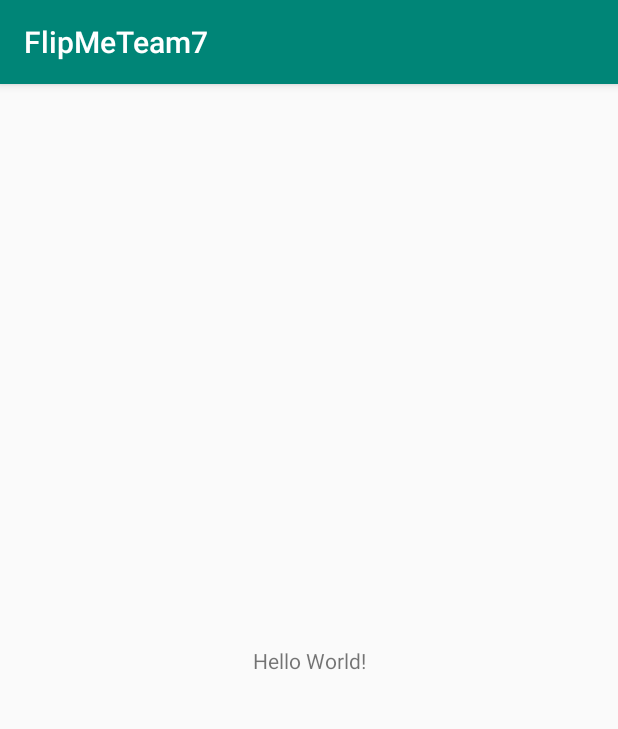
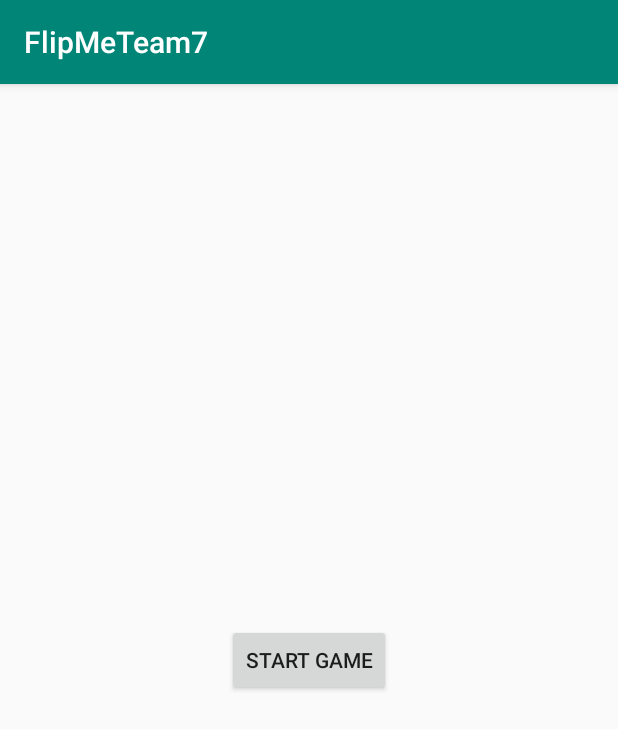
Before and after one commit to yeoweizheng/FlipMeTeam7, an Android app: the screen it shows after launch (MainActivity), on a phone screen of 412 x 824 dp. Shown: the top 729 px of the screen. Run offline under Robolectric (Android 15) with nearby library versions, the phone set to English and light mode, and no system bars.

Commit message:
Added choose image layout

```diff
--- a/app/src/main/AndroidManifest.xml
+++ b/app/src/main/AndroidManifest.xml
@@ -9,6 +9,7 @@
         android:roundIcon="@mipmap/ic_launcher_round"
         android:supportsRtl="true"
         android:theme="@style/AppTheme">
+        <activity android:name=".ChooseImageActivity"></activity>
         <activity android:name=".MainActivity">
             <intent-filter>
                 <action android:name="android.intent.action.MAIN" />
--- a/app/src/main/java/sg/edu/nus/flipmeteam7/MainActivity.java
+++ b/app/src/main/java/sg/edu/nus/flipmeteam7/MainActivity.java
@@ -1,13 +1,24 @@
 package sg.edu.nus.flipmeteam7;
 
+import android.content.Intent;
 import android.support.v7.app.AppCompatActivity;
 import android.os.Bundle;
+import android.view.View;
+import android.widget.Button;
 
-public class MainActivity extends AppCompatActivity {
+public class MainActivity extends AppCompatActivity implements View.OnClickListener {
 
     @Override
     protected void onCreate(Bundle savedInstanceState) {
         super.onCreate(savedInstanceState);
         setContentView(R.layout.activity_main);
+        Button startGameButton = (Button) findViewById(R.id.startGameButton);
+        startGameButton.setOnClickListener(this);
+    }
+
+    @Override
+    public void onClick(View v){
+        Intent intent = new Intent(this, ChooseImageActivity.class);
+        startActivity(intent);
     }
 }
--- a/app/src/main/res/layout/activity_main.xml
+++ b/app/src/main/res/layout/activity_main.xml
@@ -6,13 +6,13 @@
     android:layout_height="match_parent"
     tools:context=".MainActivity">
 
-    <TextView
+    <Button
+        android:id="@+id/startGameButton"
         android:layout_width="wrap_content"
         android:layout_height="wrap_content"
-        android:text="Hello World!"
+        android:text="START GAME"
         app:layout_constraintBottom_toBottomOf="parent"
-        app:layout_constraintLeft_toLeftOf="parent"
-        app:layout_constraintRight_toRightOf="parent"
+        app:layout_constraintEnd_toEndOf="parent"
+        app:layout_constraintStart_toStartOf="parent"
         app:layout_constraintTop_toTopOf="parent" />
-
 </android.support.constraint.ConstraintLayout>
```
Also changed, not shown: app/src/main/java/sg/edu/nus/flipmeteam7/ChooseImageActivity.java (added, +13 -0 lines), app/src/main/java/sg/edu/nus/flipmeteam7/FetchImageTask.java (added, +22 -0 lines), app/src/main/res/layout/activity_choose_image.xml (added, +84 -0 lines).
